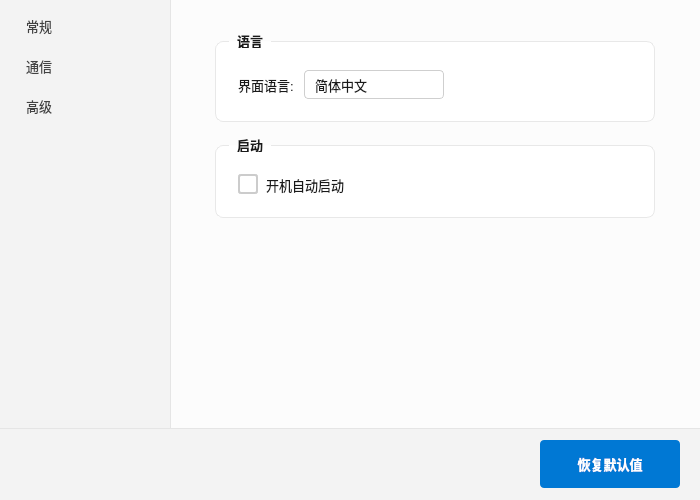
JiaYongChen/CrossRemoteDesktop, file src/ui/settingsdialog.ui: the form before one commit.
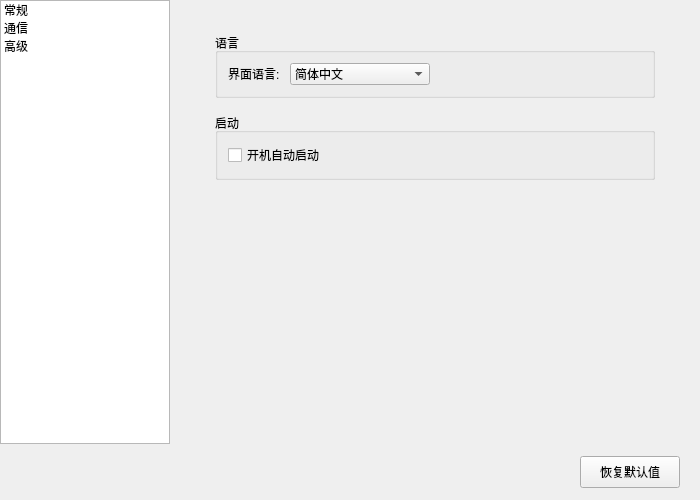
The form after the commit.

Commit message: fix: 主题应用完整修复 — 标题栏 DWM 暗色模式 + 对话框内联样式移除 + QSS 控件补全

The edit to the form file:
```diff
--- a/src/ui/settingsdialog.ui
+++ b/src/ui/settingsdialog.ui
@@ -27,357 +27,7 @@
   </property>
   <property name="modal">
    <bool>false</bool>
-  </property>
-  <property name="styleSheet">
-   <string>/* ============================================================
- * SettingsDialog — Fluent Design (WinUI) 浅色主题
- * ============================================================ */
-
-/* --- 窗口 --- */
-QDialog#SettingsDialog {
-    background-color: #f3f3f3;
-    font-family: "Segoe UI Variable", "Segoe UI", "Microsoft YaHei", sans-serif;
-    font-size: 13px;
-    color: #1a1a1a;
-}
-
-/* --- 侧栏区域 --- */
-QWidget#sidebarWidget {
-    background-color: #f3f3f3;
-}
-
-/* --- 侧栏导航列表 --- */
-QListWidget#categoryListWidget {
-    background-color: #f3f3f3;
-    border: none;
-    outline: none;
-    font-size: 13px;
-    padding: 6px 4px;
-}
-
-QListWidget#categoryListWidget::item {
-    padding: 9px 12px;
-    margin: 1px 4px;
-    border-radius: 6px;
-    border-left: 3px solid transparent;
-    color: #424242;
-    font-weight: 400;
-}
-
-QListWidget#categoryListWidget::item:selected {
-    background-color: rgba(0, 0, 0, 0.06);
-    border-left: 3px solid #0078d4;
-    color: #1a1a1a;
-    font-weight: 600;
-}
-
-QListWidget#categoryListWidget::item:hover:!selected {
-    background-color: rgba(0, 0, 0, 0.03);
-}
-
-/* --- 内容区 --- */
-QWidget#mainContentWidget {
-    background-color: #fcfcfc;
-    border-left: 1px solid #e5e5e5;
-}
-
-/* --- 分组框 → 白色卡片 --- */
-QGroupBox {
-    background-color: #ffffff;
-    border: 1px solid #e8e8e8;
-    border-radius: 8px;
-    margin-top: 8px;
-    padding: 18px 12px 12px 12px;
-    font-weight: 600;
-    font-size: 13px;
-    color: #1a1a1a;
-}
-
-QGroupBox::title {
-    subcontrol-origin: margin;
-    left: 14px;
-    padding: 0 6px 0 6px;
-    color: #1a1a1a;
-}
-
-/* --- 标签 --- */
-QLabel {
-    color: #1a1a1a;
-    font-weight: 400;
-    font-size: 13px;
-}
-
-/* --- 下拉框 --- */
-QComboBox {
-    border: 1px solid #cfcfcf;
-    border-radius: 4px;
-    padding: 5px 10px;
-    background-color: #ffffff;
-    color: #1a1a1a;
-    font-size: 13px;
-    font-family: "Segoe UI", sans-serif;
-}
-
-QComboBox:hover {
-    border-color: #999999;
-}
-
-QComboBox:focus {
-    border-color: #0078d4;
-}
-
-QComboBox::drop-down {
-    subcontrol-origin: padding;
-    subcontrol-position: top right;
-    width: 24px;
-    border: none;
-    border-top-right-radius: 4px;
-    border-bottom-right-radius: 4px;
-}
-
-QComboBox::down-arrow {
-    width: 12px;
-    height: 12px;
-    margin-right: 6px;
-}
-
-QComboBox QAbstractItemView {
-    border: 1px solid #cfcfcf;
-    border-radius: 4px;
-    background-color: #ffffff;
-    selection-background-color: rgba(0, 120, 212, 0.12);
-    selection-color: #1a1a1a;
-    outline: none;
-}
-
-/* --- 数字输入框 --- */
-QSpinBox {
-    border: 1px solid #cfcfcf;
-    border-radius: 4px;
-    padding: 8px 12px;
-    background-color: #ffffff;
-    color: #1a1a1a;
-    font-size: 13px;
-    font-family: "Segoe UI", sans-serif;
-}
-
-QSpinBox:hover {
-    border-color: #999999;
-}
-
-QSpinBox:focus {
-    border-color: #0078d4;
-}
-
-QSpinBox::up-button {
-    subcontrol-origin: border;
-    subcontrol-position: top right;
-    width: 20px;
-    border-left: 1px solid #cfcfcf;
-    border-bottom: 1px solid #cfcfcf;
-    border-top-right-radius: 4px;
-}
-
-QSpinBox::up-button:hover {
-    background-color: #e8e8e8;
-}
-
-QSpinBox::up-arrow {
-    width: 8px;
-    height: 8px;
-}
-
-QSpinBox::down-button {
-    subcontrol-origin: border;
-    subcontrol-position: bottom right;
-    width: 20px;
-    border-left: 1px solid #cfcfcf;
-    border-bottom-right-radius: 4px;
-}
-
-QSpinBox::down-button:hover {
-    background-color: #e8e8e8;
-}
-
-QSpinBox::down-arrow {
-    width: 8px;
-    height: 8px;
-}
-
-/* --- 文本框 --- */
-QLineEdit {
-    border: 1px solid #cfcfcf;
-    border-radius: 4px;
-    padding: 8px 12px;
-    background-color: #ffffff;
-    color: #1a1a1a;
-    font-size: 13px;
-    font-family: "Segoe UI", sans-serif;
-}
-
-QLineEdit:hover {
-    border-color: #999999;
-}
-
-QLineEdit:focus {
-    border-color: #0078d4;
-}
-
-/* --- Toggle Switch (通过 QCheckBox::indicator 实现) --- */
-QCheckBox {
-    color: #1a1a1a;
-    font-size: 13px;
-    spacing: 10px;
-}
-
-QCheckBox::indicator {
-    width: 40px;
-    height: 20px;
-    border-radius: 10px;
-    background-color: #cccccc;
-    border: none;
-}
-
-QCheckBox::indicator:checked {
-    background-color: #0078d4;
-}
-
-QCheckBox::indicator:hover {
-    background-color: #aaaaaa;
-}
-
-QCheckBox::indicator:checked:hover {
-    background-color: #106ebe;
-}
-
-/* --- 开机自启 — 传统方框 checkbox --- */
-QCheckBox#autoStartCheckBox {
-    spacing: 8px;
-}
-
-QCheckBox#autoStartCheckBox::indicator {
-    width: 16px;
-    height: 16px;
-    border-radius: 3px;
-    background-color: #ffffff;
-    border: 2px solid #cccccc;
-}
-
-QCheckBox#autoStartCheckBox::indicator:checked {
-    background-color: #0078d4;
-    border-color: #0078d4;
-}
-
-QCheckBox#autoStartCheckBox::indicator:hover {
-    border-color: #999999;
-}
-
-QCheckBox#autoStartCheckBox::indicator:checked:hover {
-    background-color: #106ebe;
-    border-color: #106ebe;
-}
-
-/* --- 主要按钮（恢复默认值） --- */
-QPushButton#restoreDefaultsBtn {
-    background-color: #0078d4;
-    color: #ffffff;
-    border: none;
-    border-radius: 4px;
-    padding: 8px 20px;
-    font-size: 13px;
-    font-weight: 500;
-    min-width: 100px;
-    min-height: 32px;
-}
-
-QPushButton#restoreDefaultsBtn:hover {
-    background-color: #106ebe;
-}
-
-QPushButton#restoreDefaultsBtn:pressed {
-    background-color: #005a9e;
-}
-
-/* --- 辅助按钮（高级页 Enable Core Debug / Reset Rules） --- */
-QPushButton#presetDebugBtn,
-QPushButton#resetRulesBtn {
-    background-color: #f5f5f5;
-    border: 1px solid #d0d0d0;
-    border-radius: 4px;
-    padding: 5px 14px;
-    font-size: 12px;
-    font-weight: 400;
-    color: #333333;
-}
-
-QPushButton#presetDebugBtn:hover,
-QPushButton#resetRulesBtn:hover {
-    background-color: #e8e8e8;
-    border-color: #bcbcbc;
-}
-
-
-/* --- 多行文本框（日志规则） --- */
-QTextEdit#logRulesTextEdit {
-    border: 1px solid #cfcfcf;
-    border-radius: 4px;
-    padding: 8px 12px;
-    background-color: #ffffff;
-    color: #1a1a1a;
-    font-family: "Consolas", "Cascadia Code", "Courier New", monospace;
-    font-size: 12px;
-}
-
-QTextEdit#logRulesTextEdit:focus {
-    border-color: #0078d4;
-}
-
-/* --- 按钮栏区域 --- */
-QWidget#buttonWidget {
-    background-color: #f3f3f3;
-    border-top: 1px solid #e5e5e5;
-}
-
-/* --- 滚动条 --- */
-QScrollBar:vertical {
-    width: 6px;
-    background-color: transparent;
-    margin: 0;
-}
-
-QScrollBar::handle:vertical {
-    background-color: #c0c0c0;
-    border-radius: 3px;
-    min-height: 30px;
-}
-
-QScrollBar::handle:vertical:hover {
-    background-color: #a0a0a0;
-}
-
-QScrollBar::add-line:vertical,
-QScrollBar::sub-line:vertical {
-    height: 0px;
-}
-
-QScrollBar::add-page:vertical,
-QScrollBar::sub-page:vertical {
-    background-color: transparent;
-}
-
-/* --- 堆叠页面透底 --- */
-QStackedWidget#settingsStackedWidget {
-    background-color: transparent;
-}
-
-/* --- 页面内各 QWidget 透底 --- */
-QWidget#generalPage,
-QWidget#serverPage,
-QWidget#advancedPage {
-    background-color: transparent;
-}</string>
-  </property>
-  <layout class="QVBoxLayout" name="mainLayout">
+  </property>  <layout class="QVBoxLayout" name="mainLayout">
    <property name="spacing">
     <number>0</number>
    </property>
```
The commit also changes 13 other files.
